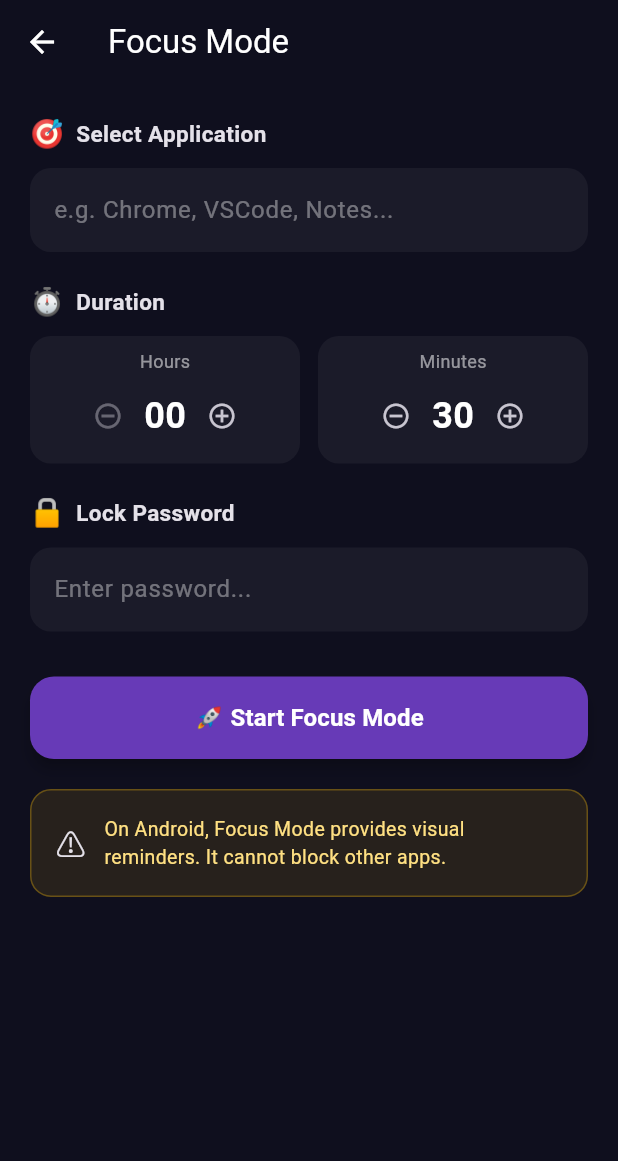
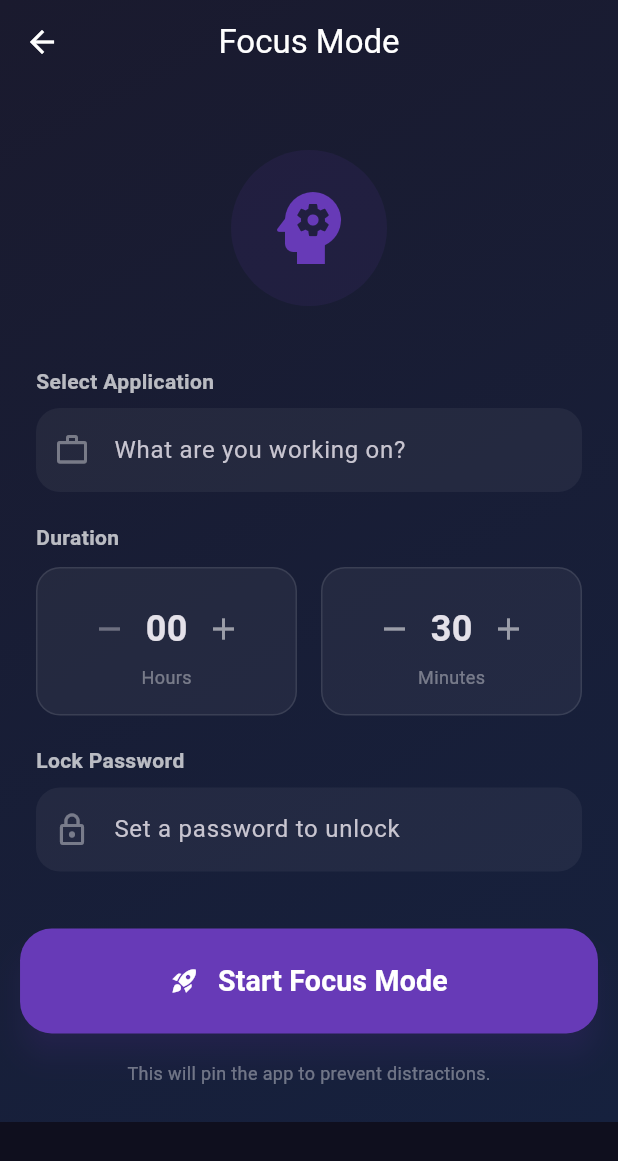
Before and after one commit to BANSAFAn/timiGS-, a Flutter app: the ToolsScreen screen opened directly, after a tap on "Focus Mode", on a phone screen of 412 x 824 dp. Shown: the top 1161 px of the screen. Run offline on Flutter 3.47's test engine with Material 3 defaults, Android fonts, the phone set to English and light mode, and no system bars; our stand-ins replace file_picker, fl_chart, flutter_local_notifications, google_sign_in, share_plus; missing offline and left inert: app_usage, googleapis, workmanager; network calls fail; statements that could not run were skipped.

Commit message:
feat: Implement app usage tracking, app control, and focus session management with new services and dedicated UI screens.

```diff
--- a/timigs-android/lib/screens/focus_screen.dart
+++ b/timigs-android/lib/screens/focus_screen.dart
@@ -1,10 +1,8 @@
 import 'dart:async';
 import 'package:flutter/material.dart';
 import '../l10n/app_localizations.dart';
+import '../services/tracker_service.dart';
 
-/// Focus Mode screen for Android.
-/// Since Android cannot enforce app blocking without accessibility/device admin
-/// permissions, this provides a visual timer and reminders.
 class FocusScreen extends StatefulWidget {
   const FocusScreen({super.key});
 
@@ -29,6 +27,7 @@ class _FocusScreenState extends State<FocusScreen>
   String? _cancelError;
   Timer? _timer;
   late AnimationController _pulseController;
+  late Animation<double> _pulseAnimation;
 
   @override
   void initState() {
@@ -37,10 +36,17 @@ class _FocusScreenState extends State<FocusScreen>
       vsync: this,
       duration: const Duration(seconds: 2),
     )..repeat(reverse: true);
+    _pulseAnimation = Tween<double>(begin: 1.0, end: 1.1).animate(
+      CurvedAnimation(parent: _pulseController, curve: Curves.easeInOut),
+    );
   }
 
   @override
   void dispose() {
+    if (_isActive) {
+      // Emergency unlock if user somehow leaves screen while active (shouldn't happen with LockTask)
+      TrackerService.instance.stopLockTask();
+    }
     _timer?.cancel();
     _pulseController.dispose();
     _appNameController.dispose();
@@ -49,13 +55,17 @@ class _FocusScreenState extends State<FocusScreen>
     super.dispose();
   }
 
-  void _startFocus() {
+  Future<void> _startFocus() async {
     final totalSecs = _hours * 3600 + _minutes * 60;
     if (_appNameController.text.isEmpty ||
         totalSecs == 0 ||
         _passwordController.text.isEmpty) {
       return;
     }
+
+    // Start App Pinning
+    await TrackerService.instance.startLockTask();
+
     setState(() {
       _isActive = true;
       _totalSecs = totalSecs;
@@ -67,19 +77,36 @@ class _FocusScreenState extends State<FocusScreen>
 
     _timer = Timer.periodic(const Duration(seconds: 1), (timer) {
       if (_remainingSecs <= 0) {
-        timer.cancel();
-        setState(() {
-          _isActive = false;
-        });
-        ScaffoldMessenger.of(context).showSnackBar(
-          const SnackBar(content: Text('Focus session completed! 🎉')),
-        );
+        _finishFocus();
         return;
       }
       setState(() {
         _remainingSecs--;
       });
     });
+  }
+
+  void _finishFocus() {
+    _timer?.cancel();
+    TrackerService.instance.stopLockTask();
+    setState(() {
+      _isActive = false;
+    });
+    // Show completion dialog or snackbar
+    showDialog(
+      context: context,
+      barrierDismissible: false,
+      builder: (ctx) => AlertDialog(
+        title: const Text('🎉 Session Complete!'),
+        content: Text('Great job staying focused on $_focusAppName.'),
+        actions: [
+          TextButton(
+            onPressed: () => Navigator.pop(ctx),
+            child: const Text('Close'),
+          ),
+        ],
+      ),
+    );
   }
 
   void _cancelFocus() {
@@ -89,6 +116,7 @@ class _FocusScreenState extends State<FocusScreen>
       return;
     }
     _timer?.cancel();
+    TrackerService.instance.stopLockTask();
     setState(() {
       _isActive = false;
       _cancelError = null;
@@ -114,17 +142,33 @@ class _FocusScreenState extends State<FocusScreen>
     final theme = Theme.of(context);
     final isDark = theme.brightness == Brightness.dark;
 
+    // Colorful background
     return Scaffold(
+      extendBodyBehindAppBar: true,
       appBar: AppBar(
         title: Text(l10n?.focusTitle ?? 'Focus Mode'),
         backgroundColor: Colors.transparent,
         elevation: 0,
+        centerTitle: true,
       ),
-      body: SingleChildScrollView(
-        padding: const EdgeInsets.all(20),
+      body: Container(
+        decoration: BoxDecoration(
+          gradient: LinearGradient(
+            begin: Alignment.topLeft,
+            end: Alignment.bottomRight,
+            colors: isDark
+                ? [const Color(0xFF1A1A2E), const Color(0xFF16213E)]
+                : [const Color(0xFFE0EAFC), const Color(0xFFCFDEF3)],
+          ),
+        ),
+        child: SafeArea(
+          child: SingleChildScrollView(
+            padding: const EdgeInsets.all(24),
             child: _isActive
                 ? _buildActiveState(l10n, isDark)
                 : _buildSetupState(l10n, isDark),
+          ),
+        ),
       ),
     );
   }
@@ -134,181 +178,136 @@ class _FocusScreenState extends State<FocusScreen>
     return Column(
       crossAxisAlignment: CrossAxisAlignment.stretch,
       children: [
-        // App name input
-        _buildSection(
-          icon: '🎯',
-          label: l10n?.focusSelectApp ?? 'Select Application',
-          child: TextField(
-            controller: _appNameController,
-            style: TextStyle(color: isDark ? Colors.white : Colors.black),
-            decoration: InputDecoration(
-              hintText: 'e.g. Chrome, VSCode, Notes...',
-              hintStyle:
-                  TextStyle(color: isDark ? Colors.white38 : Colors.black38),
-              filled: true,
-              fillColor: isDark
-                  ? Colors.white.withOpacity(0.05)
-                  : Colors.black.withOpacity(0.05),
-              border: OutlineInputBorder(
-                  borderRadius: BorderRadius.circular(14),
-                  borderSide: BorderSide.none),
+        const SizedBox(height: 20),
+        // Header Icon
+        Center(
+          child: Container(
+            padding: const EdgeInsets.all(20),
+            decoration: BoxDecoration(
+              color: purple.withOpacity(0.1),
+              shape: BoxShape.circle,
+            ),
+            child: Icon(Icons.psychology, size: 64, color: purple),
           ),
         ),
+        const SizedBox(height: 40),
+
+        // App name input
+        _buildTextField(
+          controller: _appNameController,
+          label: l10n?.focusSelectApp ?? 'Focus Activity',
+          hint: 'What are you working on?',
+          icon: Icons.work_outline,
+          isDark: isDark,
         ),
         const SizedBox(height: 20),
 
         // Duration
-        _buildSection(
-          icon: '⏱️',
-          label: l10n?.focusDuration ?? 'Duration',
-          child: Row(
+        Text(
+          l10n?.focusDuration ?? 'Duration',
+          style: TextStyle(
+            fontSize: 14,
+            fontWeight: FontWeight.bold,
+            color: isDark ? Colors.white70 : Colors.black54,
+          ),
+        ),
+        const SizedBox(height: 10),
+        Row(
           children: [
             Expanded(
-                child: _buildNumberPicker(
-                    'Hours', _hours, 0, 24, (v) => setState(() => _hours = v)),
+                child: _buildTimeCard('Hours', _hours, 24,
+                    (v) => setState(() => _hours = v), isDark)),
+            const SizedBox(width: 16),
+            Expanded(
+                child: _buildTimeCard('Minutes', _minutes, 59,
+                    (v) => setState(() => _minutes = v), isDark)),
+          ],
         ),
+        const SizedBox(height: 20),
+
+        // Password
+        _buildTextField(
+          controller: _passwordController,
+          label: l10n?.focusPassword ?? 'Lock Password',
+          hint: 'Set a password to unlock',
+          icon: Icons.lock_outline,
+          isObscure: true,
+          isDark: isDark,
+        ),
+        const SizedBox(height: 40),
+
+        // Start button
+        ScaleTransition(
+          scale: _pulseAnimation,
+          child: ElevatedButton(
+            onPressed: _startFocus,
+            style: ElevatedButton.styleFrom(
+              backgroundColor: purple,
+              foregroundColor: Colors.white,
+              padding: const EdgeInsets.symmetric(vertical: 20),
+              shape: RoundedRectangleBorder(
+                  borderRadius: BorderRadius.circular(20)),
+              elevation: 8,
+              shadowColor: purple.withOpacity(0.4),
+            ),
+            child: Row(
+              mainAxisAlignment: MainAxisAlignment.center,
+              children: [
+                const Icon(Icons.rocket_launch),
                 const SizedBox(width: 12),
-              Expanded(
-                child: _buildNumberPicker('Minutes', _minutes, 0, 59,
-                    (v) => setState(() => _minutes = v)),
+                Text(
+                  l10n?.focusStart ?? "Start Focus Mode",
+                  style: const TextStyle(
+                      fontSize: 18, fontWeight: FontWeight.bold),
                 ),
               ],
             ),
           ),
-        const SizedBox(height: 20),
-
-        // Password
-        _buildSection(
-          icon: '🔒',
-          label: l10n?.focusPassword ?? 'Lock Password',
-          child: TextField(
-            controller: _passwordController,
-            obscureText: true,
-            style: TextStyle(color: isDark ? Colors.white : Colors.black),
-            decoration: InputDecoration(
-              hintText: 'Enter password...',
-              hintStyle:
-                  TextStyle(color: isDark ? Colors.white38 : Colors.black38),
-              filled: true,
-              fillColor: isDark
-                  ? Colors.white.withOpacity(0.05)
-                  : Colors.black.withOpacity(0.05),
-              border: OutlineInputBorder(
-                  borderRadius: BorderRadius.circular(14),
-                  borderSide: BorderSide.none),
-            ),
-          ),
-        ),
-        const SizedBox(height: 30),
-
-        // Start button
-        ElevatedButton(
-          onPressed: _startFocus,
-          style: ElevatedButton.styleFrom(
-            backgroundColor: purple,
-            foregroundColor: Colors.white,
-            padding: const EdgeInsets.symmetric(vertical: 16),
-            shape:
-                RoundedRectangleBorder(borderRadius: BorderRadius.circular(16)),
-            elevation: 4,
-          ),
-          child: Text(
-            '🚀 ${l10n?.focusStart ?? "Start Focus Mode"}',
-            style: const TextStyle(fontSize: 16, fontWeight: FontWeight.bold),
-          ),
         ),
 
         const SizedBox(height: 20),
-        Container(
-          padding: const EdgeInsets.all(16),
-          decoration: BoxDecoration(
-            color: Colors.amber.withOpacity(0.1),
-            borderRadius: BorderRadius.circular(14),
-            border: Border.all(color: Colors.amber.withOpacity(0.3)),
-          ),
-          child: Row(
-            children: [
-              const Text('⚠️', style: TextStyle(fontSize: 20)),
-              const SizedBox(width: 12),
-              Expanded(
+        Center(
             child: Text(
-                  'On Android, Focus Mode provides visual reminders. It cannot block other apps.',
+          'This will pin the app to prevent distractions.',
           style: TextStyle(
-                    color:
-                        isDark ? Colors.amber.shade200 : Colors.amber.shade800,
-                    fontSize: 13,
-                  ),
-                ),
-              ),
-            ],
-          ),
-        ),
+              color: isDark ? Colors.white38 : Colors.black38, fontSize: 12),
+        ))
       ],
     );
   }
 
   Widget _buildActiveState(AppLocalizations? l10n, bool isDark) {
+    final purple = Colors.deepPurple;
     return Column(
       children: [
-        // Target app badge
-        Container(
-          padding: const EdgeInsets.symmetric(horizontal: 24, vertical: 16),
+        const SizedBox(height: 40),
+        // Active Pulse
+        ScaleTransition(
+          scale: _pulseAnimation,
+          child: Container(
+            width: 260,
+            height: 260,
             decoration: BoxDecoration(
-            gradient: LinearGradient(
-              colors: [
-                Colors.deepPurple.withOpacity(0.15),
-                Colors.deepPurple.withOpacity(0.05)
+              shape: BoxShape.circle,
+              boxShadow: [
+                BoxShadow(
+                    color: purple.withOpacity(0.2),
+                    blurRadius: 40,
+                    spreadRadius: 10),
               ],
             ),
-            borderRadius: BorderRadius.circular(20),
-            border: Border.all(color: Colors.deepPurple.withOpacity(0.3)),
-          ),
-          child: Row(
-            children: [
-              const Text('🎯', style: TextStyle(fontSize: 32)),
-              const SizedBox(width: 16),
-              Expanded(
-                child: Column(
-                  crossAxisAlignment: CrossAxisAlignment.start,
-                  children: [
-                    Text(
-                      _focusAppName,
-                      style: TextStyle(
-                        fontSize: 18,
-                        fontWeight: FontWeight.bold,
-                        color: Colors.deepPurple.shade200,
-                      ),
-                    ),
-                    Text(
-                      l10n?.focusActive ?? 'Focus Active',
-                      style: TextStyle(
-                          color: isDark ? Colors.white54 : Colors.black54,
-                          fontSize: 13),
-                    ),
-                  ],
-                ),
-              ),
-            ],
-          ),
-        ),
-        const SizedBox(height: 40),
-
-        // Circular progress
-        SizedBox(
-          width: 200,
-          height: 200,
             child: Stack(
               alignment: Alignment.center,
               children: [
                 SizedBox(
-                width: 200,
-                height: 200,
+                  width: 260,
+                  height: 260,
                   child: CircularProgressIndicator(
                     value: _progress,
-                  strokeWidth: 10,
-                  backgroundColor: isDark ? Colors.white12 : Colors.black12,
-                  valueColor:
-                      const AlwaysStoppedAnimation<Color>(Colors.deepPurple),
+                    strokeWidth: 20,
+                    strokeCap: StrokeCap.round,
+                    backgroundColor: isDark ? Colors.white10 : Colors.black12,
+                    valueColor: AlwaysStoppedAnimation<Color>(purple),
                   ),
                 ),
                 Column(
@@ -317,125 +316,152 @@ class _FocusScreenState extends State<FocusScreen>
                     Text(
                       _formatTime(_remainingSecs),
                       style: TextStyle(
-                      fontSize: 28,
+                        fontSize: 48,
                         fontWeight: FontWeight.bold,
                         color: isDark ? Colors.white : Colors.black,
+                        letterSpacing: 2,
                       ),
                     ),
-                  const SizedBox(height: 4),
+                    const SizedBox(height: 8),
                     Text(
-                    l10n?.focusMessage ?? 'Stay focused!',
+                      _focusAppName,
                       style: TextStyle(
-                        color: isDark ? Colors.white54 : Colors.black54,
-                        fontSize: 12),
+                        fontSize: 18,
+                        fontWeight: FontWeight.w500,
+                        color: purple.shade200,
+                      ),
+                      maxLines: 1,
+                      overflow: TextOverflow.ellipsis,
                     ),
                   ],
                 ),
               ],
             ),
           ),
-        const SizedBox(height: 40),
+        ),
+        const SizedBox(height: 60),
 
-        // Cancel section
-        TextField(
-          controller: _cancelPasswordController,
-          obscureText: true,
-          style: TextStyle(color: isDark ? Colors.white : Colors.black),
-          decoration: InputDecoration(
-            hintText: 'Enter password to cancel...',
-            hintStyle:
-                TextStyle(color: isDark ? Colors.white38 : Colors.black38),
-            filled: true,
-            fillColor: isDark
-                ? Colors.white.withOpacity(0.05)
-                : Colors.black.withOpacity(0.05),
-            border: OutlineInputBorder(
-                borderRadius: BorderRadius.circular(14),
-                borderSide: BorderSide.none),
+        // Cancel Input
+        Text(
+          l10n?.focusMessage ?? 'Stay focused!',
+          style: TextStyle(
+            fontSize: 20,
+            fontWeight: FontWeight.w500,
+            color: isDark ? Colors.white70 : Colors.black87,
           ),
         ),
-        const SizedBox(height: 12),
-        if (_cancelError != null)
-          Padding(
-            padding: const EdgeInsets.only(bottom: 8),
-            child:
-                Text(_cancelError!, style: const TextStyle(color: Colors.red)),
+        const SizedBox(height: 30),
+
+        _buildTextField(
+          controller: _cancelPasswordController,
+          label: 'Unlock',
+          hint: 'Password...',
+          icon: Icons.key,
+          isObscure: true,
+          isDark: isDark,
+          errorText: _cancelError,
         ),
-        OutlinedButton.icon(
+        const SizedBox(height: 16),
+
+        SizedBox(
+          width: double.infinity,
+          child: OutlinedButton.icon(
             onPressed: _cancelFocus,
-          icon: const Text('✋'),
-          label: Text(l10n?.focusCancel ?? 'Cancel Focus'),
+            icon: const Icon(Icons.lock_open),
+            label: Text(l10n?.focusCancel ?? 'Unlock & Cancel'),
             style: OutlinedButton.styleFrom(
-            foregroundColor: Colors.red,
-            side: const BorderSide(color: Colors.red),
-            padding: const EdgeInsets.symmetric(vertical: 14, horizontal: 24),
-            shape:
-                RoundedRectangleBorder(borderRadius: BorderRadius.circular(14)),
+              foregroundColor: Colors.red.shade300,
+              side: BorderSide(color: Colors.red.shade300.withOpacity(0.5)),
+              padding: const EdgeInsets.symmetric(vertical: 18),
+              shape: RoundedRectangleBorder(
+                  borderRadius: BorderRadius.circular(16)),
+            ),
           ),
         ),
       ],
     );
   }
 
-  Widget _buildSection(
-      {required String icon, required String label, required Widget child}) {
+  Widget _buildTextField({
+    required TextEditingController controller,
+    required String label,
+    required String hint,
+    required IconData icon,
+    bool isObscure = false,
+    required bool isDark,
+    String? errorText,
+  }) {
     return Column(
       crossAxisAlignment: CrossAxisAlignment.start,
       children: [
-        Row(
-          children: [
-            Text(icon, style: const TextStyle(fontSize: 18)),
-            const SizedBox(width: 8),
-            Text(label,
-                style:
-                    const TextStyle(fontWeight: FontWeight.w600, fontSize: 15)),
-          ],
+        Text(
+          label,
+          style: TextStyle(
+            fontSize: 14,
+            fontWeight: FontWeight.bold,
+            color: isDark ? Colors.white70 : Colors.black54,
           ),
-        const SizedBox(height: 10),
-        child,
+        ),
+        const SizedBox(height: 8),
+        TextField(
+          controller: controller,
+          obscureText: isObscure,
+          style: TextStyle(color: isDark ? Colors.white : Colors.black),
+          decoration: InputDecoration(
+            prefixIcon:
+                Icon(icon, color: isDark ? Colors.white38 : Colors.black38),
+            hintText: hint,
+            hintStyle:
+                TextStyle(color: isDark ? Colors.white24 : Colors.black24),
+            filled: true,
+            fillColor: isDark
+                ? Colors.white.withOpacity(0.05)
+                : Colors.black.withOpacity(0.05),
+            border: OutlineInputBorder(
+                borderRadius: BorderRadius.circular(16),
+                borderSide: BorderSide.none),
+            errorText: errorText,
+          ),
+        ),
       ],
     );
   }
 
-  Widget _buildNumberPicker(
-      String label, int value, int min, int max, Function(int) onChanged) {
-    final isDark = Theme.of(context).brightness == Brightness.dark;
+  Widget _buildTimeCard(
+      String label, int value, int max, Function(int) onChanged, bool isDark) {
     return Container(
+      padding: const EdgeInsets.symmetric(vertical: 16),
       decoration: BoxDecoration(
-        color: isDark
-            ? Colors.white.withOpacity(0.05)
-            : Colors.black.withOpacity(0.05),
-        borderRadius: BorderRadius.circular(14),
+        color: isDark ? Colors.white.withOpacity(0.05) : Colors.white,
+        borderRadius: BorderRadius.circular(16),
+        border: Border.all(color: isDark ? Colors.white10 : Colors.black12),
       ),
-      padding: const EdgeInsets.symmetric(horizontal: 12, vertical: 8),
       child: Column(
         children: [
-          Text(label,
-              style: TextStyle(
-                  fontSize: 12,
-                  color: isDark ? Colors.white54 : Colors.black54)),
-          const SizedBox(height: 4),
           Row(
             mainAxisAlignment: MainAxisAlignment.center,
             children: [
               IconButton(
-                icon: const Icon(Icons.remove_circle_outline, size: 20),
-                onPressed: value > min ? () => onChanged(value - 1) : null,
+                icon: const Icon(Icons.remove),
+                color: isDark ? Colors.white54 : Colors.black54,
+                onPressed: value > 0 ? () => onChanged(value - 1) : null,
               ),
               Text(
                 value.toString().padLeft(2, '0'),
-                style: TextStyle(
-                  fontSize: 24,
-                  fontWeight: FontWeight.bold,
-                  color: isDark ? Colors.white : Colors.black,
-                ),
+                style:
+                    const TextStyle(fontSize: 24, fontWeight: FontWeight.bold),
               ),
               IconButton(
-                icon: const Icon(Icons.add_circle_outline, size: 20),
+                icon: const Icon(Icons.add),
+                color: isDark ? Colors.white54 : Colors.black54,
                 onPressed: value < max ? () => onChanged(value + 1) : null,
               ),
             ],
           ),
+          Text(label,
+              style: TextStyle(
+                  color: isDark ? Colors.white38 : Colors.black38,
+                  fontSize: 12)),
         ],
       ),
     );
--- a/timigs-android/lib/screens/timeout_screen.dart
+++ b/timigs-android/lib/screens/timeout_screen.dart
@@ -38,8 +38,13 @@ class _TimeoutScreenState extends State<TimeoutScreen>
     );
   }
 
+import '../services/tracker_service.dart';
+
   @override
   void dispose() {
+    if (_isOnBreak) {
+       TrackerService.instance.stopLockTask();
+    }
     _timer?.cancel();
     _bounceController.dispose();
     _passwordController.dispose();
@@ -69,6 +74,7 @@ class _TimeoutScreenState extends State<TimeoutScreen>
       if (_isOnBreak) {
         if (_breakRemaining <= 0) {
           // Break over, back to work
+          TrackerService.instance.stopLockTask(); // UNLOCK
           setState(() {
             _isOnBreak = false;
             _nextBreakIn = _intervalMinutes * 60;
@@ -83,6 +89,7 @@ class _TimeoutScreenState extends State<TimeoutScreen>
       } else {
         if (_nextBreakIn <= 0) {
           // Time for a break!
+          TrackerService.instance.startLockTask(); // LOCK
           setState(() {
             _isOnBreak = true;
             _breakRemaining = _breakMinutes * 60;
@@ -102,6 +109,7 @@ class _TimeoutScreenState extends State<TimeoutScreen>
     }
     _timer?.cancel();
     _bounceController.stop();
+    TrackerService.instance.stopLockTask(); // UNLOCK
     setState(() {
       _isActive = false;
       _isOnBreak = false;
--- a/timigs-android/lib/screens/tools_screen.dart
+++ b/timigs-android/lib/screens/tools_screen.dart
@@ -5,9 +5,46 @@ import 'google_drive_screen.dart';
 import 'p2p_transfer_screen.dart';
 import 'focus_screen.dart';
 import 'timeout_screen.dart';
+import '../services/tracker_service.dart';
 
-class ToolsScreen extends StatelessWidget {
+class ToolsScreen extends StatefulWidget {
   const ToolsScreen({super.key});
+
+  @override
+  State<ToolsScreen> createState() => _ToolsScreenState();
+}
+
+class _ToolsScreenState extends State<ToolsScreen> with WidgetsBindingObserver {
+  bool _hasUsagePermission = true;
+
+  @override
+  void initState() {
+    super.initState();
+    WidgetsBinding.instance.addObserver(this);
+    _checkPermission();
+  }
+
+  @override
+  void dispose() {
+    WidgetsBinding.instance.removeObserver(this);
+    super.dispose();
+  }
+
+  @override
+  void didChangeAppLifecycleState(AppLifecycleState state) {
+    if (state == AppLifecycleState.resumed) {
+      _checkPermission();
+    }
+  }
+
+  Future<void> _checkPermission() async {
+    final hasPerm = await TrackerService.instance.hasPermission();
+    if (mounted) {
+      setState(() {
+        _hasUsagePermission = hasPerm;
+      });
+    }
+  }
 
   @override
   Widget build(BuildContext context) {
@@ -20,6 +57,27 @@ class ToolsScreen extends StatelessWidget {
       body: ListView(
         padding: const EdgeInsets.all(16),
         children: [
+          // Permission Warning Card
+          if (!_hasUsagePermission)
+            Card(
+              color: theme.colorScheme.errorContainer,
+              margin: const EdgeInsets.only(bottom: 16),
+              child: ListTile(
+                leading:
+                    Icon(Icons.warning_amber, color: theme.colorScheme.error),
+                title: const Text('Usage Stats Permission Needed'),
+                subtitle:
+                    const Text('To track app usage, please grant permission.'),
+                trailing: TextButton(
+                  onPressed: () async {
+                    await TrackerService.instance.requestPermission();
+                    // Permission check happens in didChangeAppLifecycleState
+                  },
+                  child: const Text('GRANT'),
+                ),
+              ),
+            ),
+
           // Tasks Card
           Card(
             child: InkWell(
```
Also changed, not shown: timigs-android/lib/services/tracker_service.dart (+30 -8 lines), 1 other file. Lines whose indentation alone changed are shown as unchanged.
